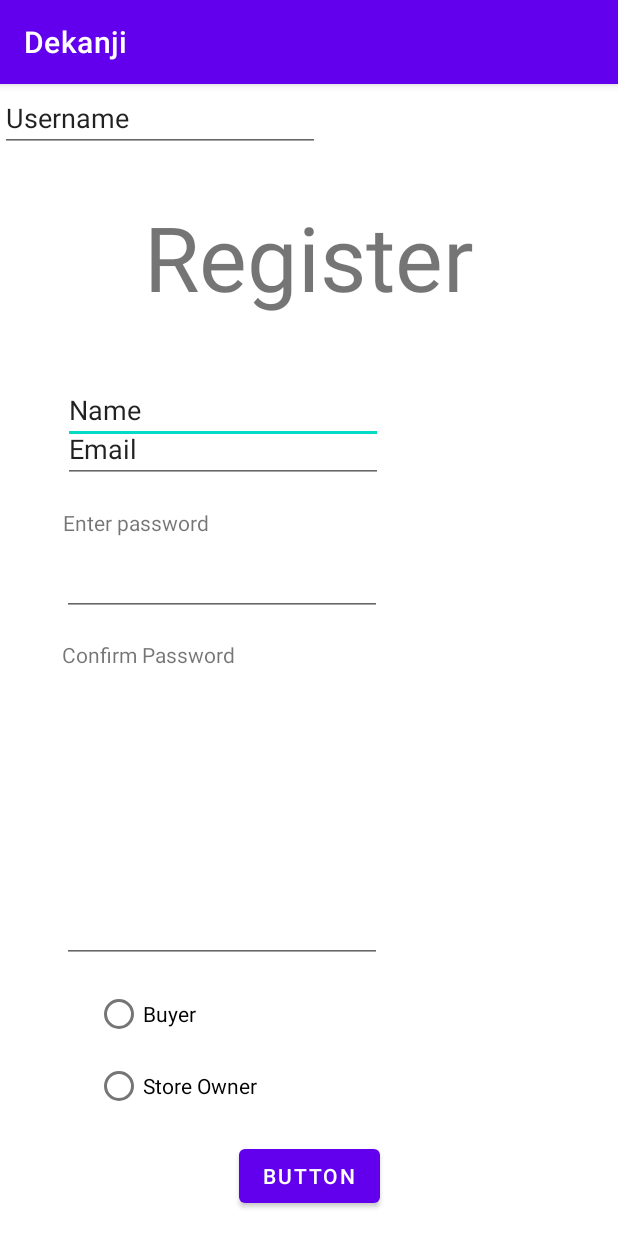
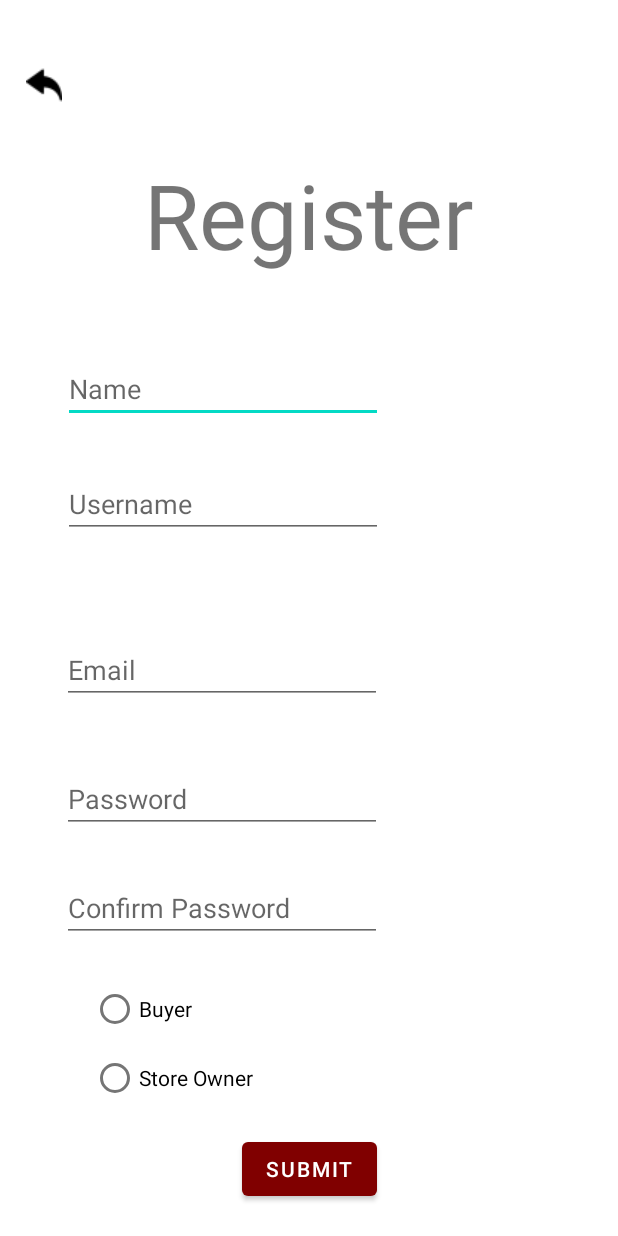
Before and after one commit to Mhmdbaba/CSC599_Dekanji, an Android app: the register screen opened directly, with no data from a screen before it, on a phone screen of 412 x 824 dp. Run offline under Robolectric (Android 15) with nearby library versions, the phone set to English and light mode, and no system bars.

Commit message:
commit 3

```diff
--- a/app/src/main/AndroidManifest.xml
+++ b/app/src/main/AndroidManifest.xml
@@ -9,6 +9,9 @@
         android:roundIcon="@mipmap/ic_launcher_round"
         android:supportsRtl="true"
         android:theme="@style/Theme.Dekanji">
+        <activity
+            android:name=".StoreOwner"
+            android:exported="false" />
         <activity
             android:name=".register"
             android:exported="false" />
--- a/app/src/main/java/com/example/dekanji/MainActivity.java
+++ b/app/src/main/java/com/example/dekanji/MainActivity.java
@@ -5,7 +5,6 @@ import androidx.appcompat.app.AppCompatActivity;
 import android.content.Intent;
 import android.os.Bundle;
 import android.view.View;
-import android.widget.Button;
 
 public class MainActivity extends AppCompatActivity {
 
@@ -16,7 +15,7 @@ public class MainActivity extends AppCompatActivity {
     }
 
     public void Register (View view){
-        Intent reg = new Intent(this,register.class);
+        Intent reg = new Intent(this, register.class);
         startActivity(reg);
     }
 }
--- a/app/src/main/java/com/example/dekanji/register.java
+++ b/app/src/main/java/com/example/dekanji/register.java
@@ -5,13 +5,46 @@ import androidx.appcompat.app.AppCompatActivity;
 import android.content.Intent;
 import android.os.Bundle;
 import android.view.View;
+import android.widget.Button;
+import android.widget.RadioButton;
+import android.widget.RadioGroup;
+import android.widget.Toast;
 
 public class register extends AppCompatActivity {
 
+    private RadioGroup rd_grp;
+    private RadioButton rd_btn;
     @Override
     protected void onCreate(Bundle savedInstanceState) {
         super.onCreate(savedInstanceState);
         setContentView(R.layout.activity_register);
+        rd_grp = (RadioGroup) findViewById(R.id.radioGroup);
+        rd_btn = (RadioButton) findViewById(rd_grp.getCheckedRadioButtonId());
+
     }
 
+    public void Button (View view){
+        Button btn = (Button) view;
+
+        if (btn.getTag().toString().equalsIgnoreCase("Back")){
+            Intent reg = new Intent(this,MainActivity.class);
+            startActivity(reg);
+        }
+        else if (btn.getTag().toString().equalsIgnoreCase("submit")){
+            if (rd_btn.getText().toString().equalsIgnoreCase("buyer")){
+                //if buyer the app will direct the user to home page
+                //Intent reg = new Intent(this,Buyer.class);
+                //startActivity(reg);
+            }
+            else if (rd_btn.getText().toString().equalsIgnoreCase("Store owner")){
+                //if store owner the app will direct th user to fill more information about his store
+                Intent reg = new Intent(this,StoreOwner.class);
+                startActivity(reg);
+            }
+            else{
+                Toast.makeText(this,"Choose if Buyer or Store Owner!",Toast.LENGTH_SHORT).show();
+            }
+        }
+
+    }
 }
--- a/app/src/main/res/layout/activity_register.xml
+++ b/app/src/main/res/layout/activity_register.xml
@@ -26,8 +26,8 @@
         android:layout_marginTop="30dp"
         android:layout_marginBottom="519dp"
         android:ems="10"
+        android:hint="Name"
         android:inputType="textPersonName"
-        android:text="Name"
         app:layout_constraintBottom_toBottomOf="parent"
         app:layout_constraintEnd_toEndOf="parent"
         app:layout_constraintHorizontal_bias="0.21"
@@ -38,11 +38,17 @@
         android:id="@+id/input_reg_username"
         android:layout_width="wrap_content"
         android:layout_height="wrap_content"
+        android:layout_marginStart="40dp"
+        android:layout_marginTop="36dp"
+        android:layout_marginBottom="33dp"
         android:ems="10"
+        android:hint="Username"
         android:inputType="textPersonName"
-        android:text="Username"
-        tools:layout_editor_absoluteX="42dp"
-        tools:layout_editor_absoluteY="250dp" />
+        app:layout_constraintBottom_toTopOf="@+id/input_reg_email"
+        app:layout_constraintEnd_toEndOf="parent"
+        app:layout_constraintHorizontal_bias="0.012"
+        app:layout_constraintStart_toStartOf="parent"
+        app:layout_constraintTop_toBottomOf="@+id/input_reg_name" />
 
     <EditText
         android:id="@+id/input_reg_email"
@@ -51,11 +57,11 @@
         android:layout_marginTop="32dp"
         android:layout_marginBottom="359dp"
         android:ems="10"
+        android:hint="Email"
         android:inputType="textEmailAddress"
-        android:text="Email"
         app:layout_constraintBottom_toBottomOf="parent"
         app:layout_constraintEnd_toEndOf="parent"
-        app:layout_constraintHorizontal_bias="0.21"
+        app:layout_constraintHorizontal_bias="0.208"
         app:layout_constraintStart_toStartOf="parent"
         app:layout_constraintTop_toBottomOf="@+id/input_reg_username" />
 
@@ -66,61 +72,31 @@
         android:layout_marginTop="43dp"
         android:layout_marginBottom="271dp"
         android:ems="10"
+        android:hint="Password"
         android:inputType="textPassword"
         app:layout_constraintBottom_toBottomOf="parent"
         app:layout_constraintEnd_toEndOf="parent"
         app:layout_constraintHorizontal_bias="0.208"
         app:layout_constraintStart_toStartOf="parent"
-        app:layout_constraintTop_toBottomOf="@+id/input_reg_email"
-        app:layout_constraintVertical_bias="0.0" />
-
-    <TextView
-        android:id="@+id/textView5"
-        android:layout_width="wrap_content"
-        android:layout_height="wrap_content"
-        android:layout_marginTop="17dp"
-        android:layout_marginBottom="7dp"
-        android:text="Enter password"
-        app:layout_constraintBottom_toTopOf="@+id/input_reg_pass1"
-        app:layout_constraintEnd_toEndOf="parent"
-        app:layout_constraintHorizontal_bias="0.134"
-        app:layout_constraintStart_toStartOf="parent"
-        app:layout_constraintTop_toBottomOf="@+id/input_reg_email"
-        app:layout_constraintVertical_bias="1.0" />
-
-    <TextView
-        android:id="@+id/textView6"
-        android:layout_width="wrap_content"
-        android:layout_height="wrap_content"
-        android:layout_marginTop="16dp"
-        android:layout_marginBottom="236dp"
-        android:text="Confirm Password"
-        app:layout_constraintBottom_toBottomOf="parent"
-        app:layout_constraintEnd_toEndOf="parent"
-        app:layout_constraintHorizontal_bias="0.14"
-        app:layout_constraintStart_toStartOf="parent"
-        app:layout_constraintTop_toBottomOf="@+id/input_reg_pass1"
-        app:layout_constraintVertical_bias="0.0" />
+        app:layout_constraintTop_toBottomOf="@+id/input_reg_email" />
 
     <EditText
         android:id="@+id/input_reg_pass2"
         android:layout_width="wrap_content"
         android:layout_height="wrap_content"
-        android:layout_marginTop="8dp"
-        android:layout_marginBottom="182dp"
+        android:layout_marginBottom="196dp"
         android:ems="10"
+        android:hint="Confirm Password"
         android:inputType="textPassword"
         app:layout_constraintBottom_toBottomOf="parent"
         app:layout_constraintEnd_toEndOf="parent"
         app:layout_constraintHorizontal_bias="0.208"
-        app:layout_constraintStart_toStartOf="parent"
-        app:layout_constraintTop_toBottomOf="@+id/textView6"
-        app:layout_constraintVertical_bias="1.0" />
+        app:layout_constraintStart_toStartOf="parent" />
 
     <RadioGroup
         android:id="@+id/radioGroup"
-        android:layout_width="286dp"
-        android:layout_height="99dp"
+        android:layout_width="291dp"
+        android:layout_height="92dp"
         android:layout_marginTop="10dp"
         android:layout_marginBottom="73dp"
         app:layout_constraintBottom_toBottomOf="parent"
@@ -147,9 +123,26 @@
         android:layout_height="wrap_content"
         android:layout_marginTop="9dp"
         android:layout_marginBottom="16dp"
-        android:text="Button"
+        android:onClick="Button"
+        android:tag="Submit"
+        android:text="Submit"
         app:layout_constraintBottom_toBottomOf="parent"
         app:layout_constraintEnd_toEndOf="parent"
         app:layout_constraintStart_toStartOf="parent"
         app:layout_constraintTop_toBottomOf="@+id/radioGroup" />
+
+    <ImageView
+        android:id="@+id/btn_back"
+        android:layout_width="wrap_content"
+        android:layout_height="wrap_content"
+        android:onClick="Button"
+        android:src="@drawable/back"
+        android:tag="Back"
+        app:layout_constraintBottom_toBottomOf="parent"
+        app:layout_constraintEnd_toStartOf="@+id/input_reg_email"
+        app:layout_constraintHorizontal_bias="1.0"
+        app:layout_constraintStart_toStartOf="parent"
+        app:layout_constraintTop_toTopOf="parent"
+        app:layout_constraintVertical_bias="0.056" />
+
 </androidx.constraintlayout.widget.ConstraintLayout>
--- a/app/src/main/res/values/themes.xml
+++ b/app/src/main/res/values/themes.xml
@@ -1,9 +1,9 @@
 <resources xmlns:tools="http://schemas.android.com/tools">
     <!-- Base application theme. -->
-    <style name="Theme.Dekanji" parent="Theme.MaterialComponents.DayNight.DarkActionBar">
+    <style name="Theme.Dekanji" parent="Theme.MaterialComponents.DayNight.NoActionBar">
         <!-- Primary brand color. -->
-        <item name="colorPrimary">@color/purple_500</item>
-        <item name="colorPrimaryVariant">@color/purple_700</item>
+        <item name="colorPrimary">#800000</item>
+        <item name="colorPrimaryVariant">#000000</item>
         <item name="colorOnPrimary">@color/white</item>
         <!-- Secondary brand color. -->
         <item name="colorSecondary">@color/teal_200</item>
--- a/build.gradle
+++ b/build.gradle
@@ -1,7 +1,7 @@
 // Top-level build file where you can add configuration options common to all sub-projects/modules.
 plugins {
-    id 'com.android.application' version '7.1.0' apply false
-    id 'com.android.library' version '7.1.0' apply false
+    id 'com.android.application' version '7.1.2' apply false
+    id 'com.android.library' version '7.1.2' apply false
 }
 
 task clean(type: Delete) {
```
Also changed, not shown: app/src/main/java/com/example/dekanji/StoreOwner.java (added, +14 -0 lines), app/src/main/res/layout/activity_main.xml (+14 -20 lines), app/src/main/res/layout/activity_store_owner.xml (added, +9 -0 lines), app/src/main/res/drawable/back.png (added), app/src/main/res/drawable/back_arrow.png (added).
